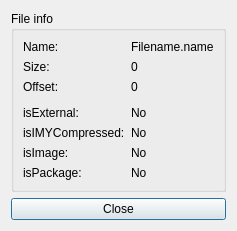
ProgSys/pg_disatools, file pg_disatools_gui/ui/fileinfobox.ui: the form before one commit.
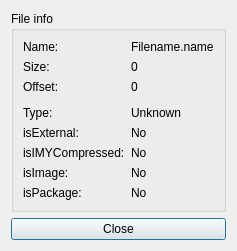
The form after the commit.

Patch:
```diff
--- a/pg_disatools_gui/ui/fileinfobox.ui
+++ b/pg_disatools_gui/ui/fileinfobox.ui
@@ -7,7 +7,7 @@
     <x>0</x>
     <y>0</y>
     <width>226</width>
-    <height>227</height>
+    <height>247</height>
    </rect>
   </property>
   <property name="windowTitle">
@@ -84,65 +84,65 @@
         </property>
        </spacer>
       </item>
-      <item row="4" column="0">
+      <item row="5" column="0">
        <widget class="QLabel" name="label_4">
         <property name="text">
          <string>isExternal:</string>
         </property>
        </widget>
       </item>
-      <item row="5" column="0">
+      <item row="5" column="1">
+       <widget class="QLabel" name="label_external">
+        <property name="text">
+         <string>No</string>
+        </property>
+        <property name="textInteractionFlags">
+         <set>Qt::LinksAccessibleByMouse|Qt::TextSelectableByMouse</set>
+        </property>
+       </widget>
+      </item>
+      <item row="6" column="0">
        <widget class="QLabel" name="label_5">
         <property name="text">
          <string>isIMYCompressed:</string>
         </property>
        </widget>
       </item>
-      <item row="6" column="0">
+      <item row="6" column="1">
+       <widget class="QLabel" name="label_imy">
+        <property name="text">
+         <string>No</string>
+        </property>
+        <property name="textInteractionFlags">
+         <set>Qt::LinksAccessibleByMouse|Qt::TextSelectableByMouse</set>
+        </property>
+       </widget>
+      </item>
+      <item row="7" column="0">
        <widget class="QLabel" name="label_6">
         <property name="text">
          <string>isImage:</string>
         </property>
        </widget>
       </item>
-      <item row="7" column="0">
+      <item row="7" column="1">
+       <widget class="QLabel" name="label_img">
+        <property name="text">
+         <string>No</string>
+        </property>
+        <property name="textInteractionFlags">
+         <set>Qt::LinksAccessibleByMouse|Qt::TextSelectableByMouse</set>
+        </property>
+       </widget>
+      </item>
+      <item row="8" column="0">
        <widget class="QLabel" name="label_7">
         <property name="text">
          <string>isPackage:</string>
         </property>
        </widget>
       </item>
-      <item row="4" column="1">
-       <widget class="QLabel" name="label_external">
-        <property name="text">
-         <string>No</string>
-        </property>
-        <property name="textInteractionFlags">
-         <set>Qt::LinksAccessibleByMouse|Qt::TextSelectableByMouse</set>
-        </property>
-       </widget>
-      </item>
-      <item row="5" column="1">
-       <widget class="QLabel" name="label_imy">
-        <property name="text">
-         <string>No</string>
-        </property>
-        <property name="textInteractionFlags">
-         <set>Qt::LinksAccessibleByMouse|Qt::TextSelectableByMouse</set>
-        </property>
-       </widget>
-      </item>
-      <item row="6" column="1">
-       <widget class="QLabel" name="label_img">
-        <property name="text">
-         <string>No</string>
-        </property>
-        <property name="textInteractionFlags">
-         <set>Qt::LinksAccessibleByMouse|Qt::TextSelectableByMouse</set>
-        </property>
-       </widget>
-      </item>
-      <item row="7" column="1">
+      <item row="8" column="1">
        <widget class="QLabel" name="label_pack">
         <property name="text">
          <string>No</string>
@@ -152,6 +152,23 @@
         </property>
        </widget>
       </item>
+      <item row="4" column="0">
+       <widget class="QLabel" name="label_8">
+        <property name="text">
+         <string>Type:</string>
+        </property>
+       </widget>
+      </item>
+      <item row="4" column="1">
+       <widget class="QLabel" name="label_type">
+        <property name="text">
+         <string>Unknown</string>
+        </property>
+        <property name="textInteractionFlags">
+         <set>Qt::LinksAccessibleByMouse|Qt::TextSelectableByMouse</set>
+        </property>
+       </widget>
+      </item>
      </layout>
     </widget>
    </item>
```
